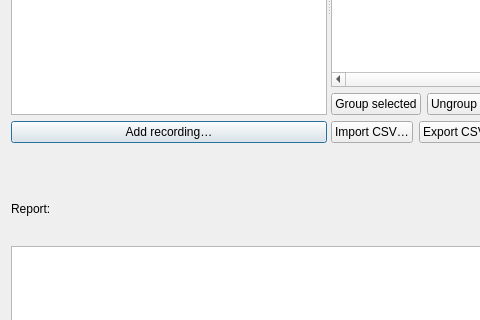
techandpeople/SoftEdIBO, file src/gui/ui/train_touch_dialog.ui: the form before one commit; both pictures show x 0 to 480 and y 213 to 533 of the 840 by 620 pixel window.
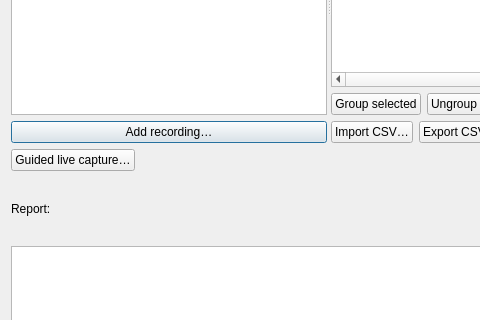
The form after the commit.

What changed in the file:
```diff
--- a/src/gui/ui/train_touch_dialog.ui
+++ b/src/gui/ui/train_touch_dialog.ui
@@ -123,6 +123,12 @@
    </item>
    <item>
     <layout class="QHBoxLayout" name="train_row">
+     <item>
+      <widget class="QPushButton" name="capture_btn">
+       <property name="toolTip"><string>Collect a fresh training set live: the app prompts each gesture and you perform it a few times, then trains and shows the accuracy. Needs a connected gateway with a touch node.</string></property>
+       <property name="text"><string>Guided live capture…</string></property>
+      </widget>
+     </item>
      <item>
       <spacer name="train_spacer">
        <property name="orientation"><enum>Qt::Horizontal</enum></property>
```
